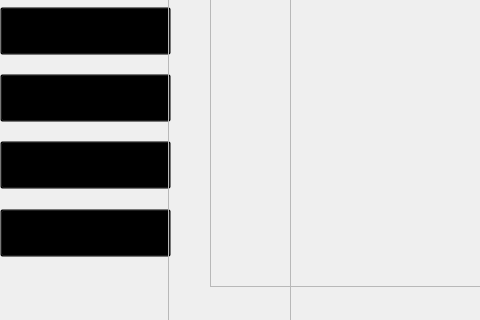
Above: mainwindow.ui from loporlp/Chemistry-Maestro before the change; both pictures show x 0 to 480 and y 194 to 514 of the 1000 by 653 pixel window. Below: the same form after it.
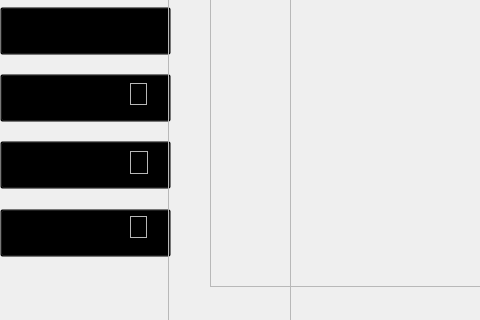
That is the form after the change. The open tabs and pages were chosen to show the change. Icons and pictures are not drawn.

Commit message: Fixed UI Screens, Added Level Locks & Stats

```diff
--- a/mainwindow.ui
+++ b/mainwindow.ui
@@ -76,7 +76,7 @@
     </widget>
     <widget class="QWidget" name="gameScreen">
      <property name="styleSheet">
-      <string notr="true">background-image: url(:/UI/UI/GameScreenBackground.png);</string>
+      <string notr="true">background-image: url(:/UI/UI/Game Screen-LEVEL1.png);</string>
      </property>
      <widget class="QPushButton" name="restartButton">
       <property name="geometry">
@@ -772,7 +772,7 @@
        <string/>
       </property>
      </widget>
-     <widget class="QPushButton" name="ironButton">
+     <widget class="QPushButton" name="chlorineButton">
       <property name="geometry">
        <rect>
         <x>718</x>
@@ -789,7 +789,7 @@
 li.unchecked::marker { content: &quot;\2610&quot;; }
 li.checked::marker { content: &quot;\2612&quot;; }
 &lt;/style&gt;&lt;/head&gt;&lt;body style=&quot; font-family:'Segoe UI'; font-size:9pt; font-weight:400; font-style:normal;&quot;&gt;
-&lt;p style=&quot; margin-top:0px; margin-bottom:0px; margin-left:0px; margin-right:0px; -qt-block-indent:0; text-indent:0px;&quot;&gt;&lt;span style=&quot; font-family:'helvetica neue lt w01','helvetica neue','sans-serif'; font-size:21px; color:#53565a; background-color:#ffffff;&quot;&gt;Iron is the first element in the eighth column of the periodic table.&lt;/span&gt;&lt;span style=&quot; font-family:'helvetica neue lt w01','helvetica neue','sans-serif'; font-size:21px; font-style:italic; color:#53565a; background-color:#ffffff;&quot;&gt; &lt;/span&gt;&lt;span style=&quot; font-family:'helvetica neue lt w01','helvetica neue','sans-serif'; font-size:21px; color:#53565a; background-color:#ffffff;&quot;&gt;It is classified as a transition metal. Iron atoms have 26 electrons and 26 protons with 30 neutrons occuring in the most abundant isotope. It is the sixth most abundant element in the universe.
+&lt;p style=&quot; margin-top:0px; margin-bottom:0px; margin-left:0px; margin-right:0px; -qt-block-indent:0; text-indent:0px;&quot;&gt;&lt;span style=&quot; font-family:'helvetica neue lt w01','helvetica neue','sans-serif'; font-size:21px; color:#53565a; background-color:#ffffff;&quot;&gt;Chlorine is the second element in the seventeenth column of the periodic table.&lt;/span&gt;&lt;span style=&quot; font-family:'helvetica neue lt w01','helvetica neue','sans-serif'; font-size:21px; font-style:italic; color:#53565a; background-color:#ffffff;&quot;&gt; &lt;/span&gt;&lt;span style=&quot; font-family:'helvetica neue lt w01','helvetica neue','sans-serif'; font-size:21px; color:#53565a; background-color:#ffffff;&quot;&gt;It is classified as a member of the halogen group. It has 17 electrons and 17 protons with 7 valence electrons in the outer shell. It is about the twentieth most abundant element in the Earth's crust.
 &lt;/span&gt;&lt;/p&gt;&lt;/body&gt;&lt;/html&gt;</string>
       </property>
       <property name="autoFillBackground">
@@ -814,7 +814,7 @@
        <string/>
       </property>
      </widget>
-     <widget class="QPushButton" name="nickelButton">
+     <widget class="QPushButton" name="sulfurButton">
       <property name="geometry">
        <rect>
         <x>814</x>
@@ -831,7 +831,7 @@
 li.unchecked::marker { content: &quot;\2610&quot;; }
 li.checked::marker { content: &quot;\2612&quot;; }
 &lt;/style&gt;&lt;/head&gt;&lt;body style=&quot; font-family:'Segoe UI'; font-size:9pt; font-weight:400; font-style:normal;&quot;&gt;
-&lt;p style=&quot; margin-top:0px; margin-bottom:0px; margin-left:0px; margin-right:0px; -qt-block-indent:0; text-indent:0px;&quot;&gt;&lt;span style=&quot; font-family:'helvetica neue lt w01','helvetica neue','sans-serif'; font-size:21px; color:#53565a; background-color:#ffffff;&quot;&gt;Nickel is the first element in the tenth column of the periodic table.&lt;/span&gt;&lt;span style=&quot; font-family:'helvetica neue lt w01','helvetica neue','sans-serif'; font-size:21px; font-style:italic; color:#53565a; background-color:#ffffff;&quot;&gt; &lt;/span&gt;&lt;span style=&quot; font-family:'helvetica neue lt w01','helvetica neue','sans-serif'; font-size:21px; color:#53565a; background-color:#ffffff;&quot;&gt;It is classified as a transition metal. Nickel atoms have 28 electrons and 28 protons with 30 neutrons in the most abundant isotope.
+&lt;p style=&quot; margin-top:0px; margin-bottom:0px; margin-left:0px; margin-right:0px; -qt-block-indent:0; text-indent:0px;&quot;&gt;&lt;span style=&quot; font-family:'helvetica neue lt w01','helvetica neue','sans-serif'; font-size:21px; color:#53565a; background-color:#ffffff;&quot;&gt;Sulfur is the second element in the sixteenth column of the periodic table.&lt;/span&gt;&lt;span style=&quot; font-family:'helvetica neue lt w01','helvetica neue','sans-serif'; font-size:21px; font-style:italic; color:#53565a; background-color:#ffffff;&quot;&gt; &lt;/span&gt;&lt;span style=&quot; font-family:'helvetica neue lt w01','helvetica neue','sans-serif'; font-size:21px; color:#53565a; background-color:#ffffff;&quot;&gt;It is classified as a nonmetal. Sulfur atoms have 16 electrons and 16 protons with 6 valence electrons in the outer shell. Sulfur is the tenth most abundant element in the universe.
 &lt;/span&gt;&lt;/p&gt;&lt;/body&gt;&lt;/html&gt;</string>
       </property>
       <property name="autoFillBackground">
@@ -1089,6 +1089,64 @@
        </property>
       </widget>
      </widget>
+     <widget class="QFrame" name="level2Lock">
+      <property name="geometry">
+       <rect>
+        <x>130</x>
+        <y>277</y>
+        <width>17</width>
+        <height>22</height>
+       </rect>
+      </property>
+      <property name="styleSheet">
+       <string notr="true">background-image: url(:/UI/UI/lockIcon.png);
+</string>
+      </property>
+      <property name="frameShape">
+       <enum>QFrame::StyledPanel</enum>
+      </property>
+      <property name="frameShadow">
+       <enum>QFrame::Raised</enum>
+      </property>
+     </widget>
+     <widget class="QFrame" name="level3Lock">
+      <property name="geometry">
+       <rect>
+        <x>130</x>
+        <y>345</y>
+        <width>18</width>
+        <height>23</height>
+       </rect>
+      </property>
+      <property name="styleSheet">
+       <string notr="true">background-image: url(:/UI/UI/lockIcon.png);</string>
+      </property>
+      <property name="frameShape">
+       <enum>QFrame::StyledPanel</enum>
+      </property>
+      <property name="frameShadow">
+       <enum>QFrame::Raised</enum>
+      </property>
+     </widget>
+     <widget class="QFrame" name="level4Lock">
+      <property name="geometry">
+       <rect>
+        <x>130</x>
+        <y>410</y>
+        <width>17</width>
+        <height>22</height>
+       </rect>
+      </property>
+      <property name="styleSheet">
+       <string notr="true">background-image: url(:/UI/UI/lockIcon.png);</string>
+      </property>
+      <property name="frameShape">
+       <enum>QFrame::StyledPanel</enum>
+      </property>
+      <property name="frameShadow">
+       <enum>QFrame::Raised</enum>
+      </property>
+     </widget>
      <zorder>beakerFrame</zorder>
      <zorder>restartButton</zorder>
      <zorder>level1Button</zorder>
@@ -1108,14 +1166,17 @@
      <zorder>aluminiumButton</zorder>
      <zorder>potassiumButton</zorder>
      <zorder>calciumButton</zorder>
-     <zorder>ironButton</zorder>
-     <zorder>nickelButton</zorder>
+     <zorder>chlorineButton</zorder>
+     <zorder>sulfurButton</zorder>
      <zorder>copperButton</zorder>
      <zorder>zincButton</zorder>
      <zorder>silverButton</zorder>
      <zorder>tinButton</zorder>
      <zorder>popupModal</zorder>
      <zorder>LevelInstructionModal</zorder>
+     <zorder>level2Lock</zorder>
+     <zorder>level3Lock</zorder>
+     <zorder>level4Lock</zorder>
     </widget>
    </widget>
   </widget>
```
The commit also changes 24 other files.
